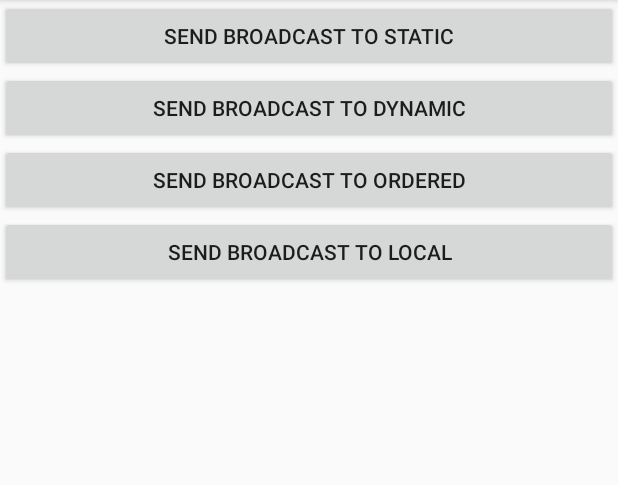
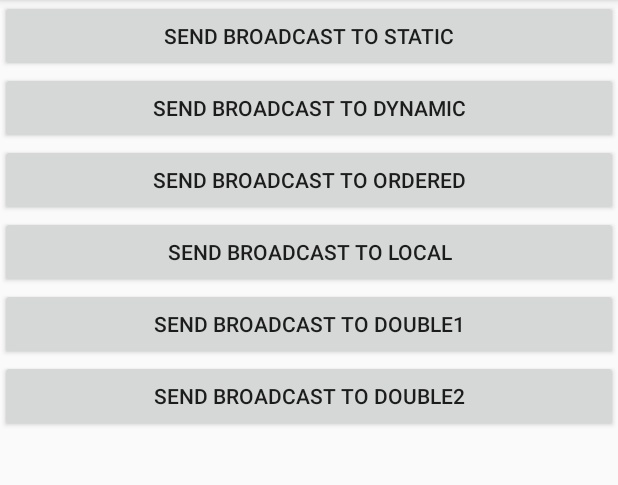
Before and after one commit to suyichen/Blog-Broadcast, an Android app: the screen it shows after launch (MainActivity), on a phone screen of 412 x 824 dp, the part 84-569 px from its top. Run offline under Robolectric (Android 15) with nearby library versions, the phone set to English and light mode, and no system bars.

Commit message:
add Double Action Broadcast

```diff
--- a/app/src/main/res/layout/activity_main.xml
+++ b/app/src/main/res/layout/activity_main.xml
@@ -30,4 +30,15 @@
         android:onClick="LocalBroadcast"
         android:text="send Broadcast to Local" />
 
+    <Button
+        android:layout_width="match_parent"
+        android:layout_height="wrap_content"
+        android:onClick="DoubleBroadcast1"
+        android:text="send Broadcast to Double1" />
+
+    <Button
+        android:layout_width="match_parent"
+        android:layout_height="wrap_content"
+        android:onClick="DoubleBroadcast2"
+        android:text="send Broadcast to Double2" />
 </LinearLayout>
```
Also changed, not shown: app/src/main/AndroidManifest.xml (+7 -0 lines), app/src/main/java/com/syc/blogbroadcast/DoubleActionBroadcast.java (added, +28 -0 lines), app/src/main/java/com/syc/blogbroadcast/MainActivity.java (+16 -1 lines).
